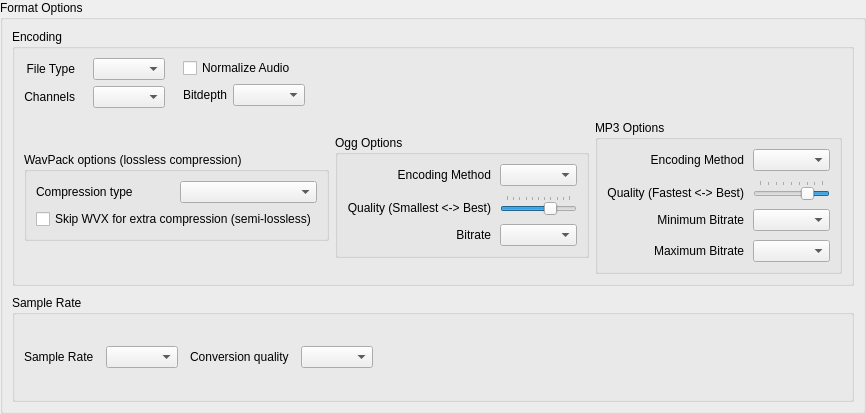
First picture: the form in src/traverso/widgets/ExportFormatOptionsWidget.ui, repository rsijrier/Traverso-DAW, before the edit.
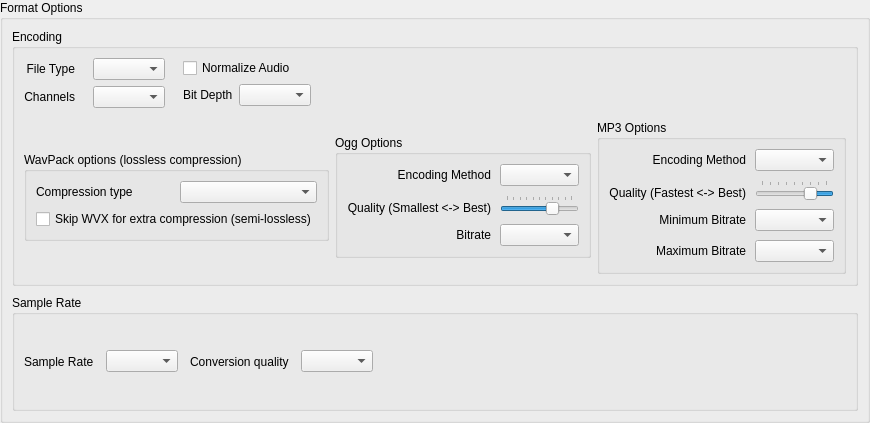
Second picture: the form after the edit.

What changed in the file:
```diff
--- a/src/traverso/widgets/ExportFormatOptionsWidget.ui
+++ b/src/traverso/widgets/ExportFormatOptionsWidget.ui
@@ -1,12 +1,12 @@
 <ui version="4.0" >
  <class>ExportFormatOptionsWidget</class>
- <widget class="QWidget" name="ExportFormatOptionsWidget" >
-  <property name="geometry" >
+ <widget class="QWidget" name="ExportFormatOptionsWidget">
+  <property name="geometry">
    <rect>
     <x>0</x>
     <y>0</y>
-    <width>866</width>
-    <height>414</height>
+    <width>870</width>
+    <height>423</height>
    </rect>
   </property>
   <property name="windowTitle" >
@@ -216,8 +216,8 @@
                    <verstretch>0</verstretch>
                   </sizepolicy>
                  </property>
-                 <property name="text" >
-                  <string>Bitdepth</string>
+                 <property name="text">
+                  <string>Bit Depth</string>
                  </property>
                  <property name="alignment" >
                   <set>Qt::AlignLeading|Qt::AlignLeft|Qt::AlignVCenter</set>
@@ -363,16 +363,13 @@
               <property name="bottomMargin" >
                <number>9</number>
               </property>
-              <property name="horizontalSpacing" >
+              <property name="spacing">
                <number>9</number>
               </property>
-              <property name="verticalSpacing" >
-               <number>9</number>
-              </property>
-              <item row="2" column="0" >
-               <widget class="QLabel" name="oggBitrateLabel" >
-                <property name="sizePolicy" >
-                 <sizepolicy vsizetype="Preferred" hsizetype="Preferred" >
+              <item row="2" column="0">
+               <widget class="QLabel" name="oggBitrateLabel">
+                <property name="sizePolicy">
+                 <sizepolicy hsizetype="Preferred" vsizetype="Preferred">
                   <horstretch>4</horstretch>
                   <verstretch>0</verstretch>
                  </sizepolicy>
@@ -504,16 +501,13 @@
               <property name="bottomMargin" >
                <number>9</number>
               </property>
-              <property name="horizontalSpacing" >
+              <property name="spacing">
                <number>9</number>
               </property>
-              <property name="verticalSpacing" >
-               <number>9</number>
-              </property>
-              <item row="0" column="0" >
-               <widget class="QLabel" name="label_15" >
-                <property name="sizePolicy" >
-                 <sizepolicy vsizetype="Preferred" hsizetype="Preferred" >
+              <item row="0" column="0">
+               <widget class="QLabel" name="label_15">
+                <property name="sizePolicy">
+                 <sizepolicy hsizetype="Preferred" vsizetype="Preferred">
                   <horstretch>4</horstretch>
                   <verstretch>0</verstretch>
                  </sizepolicy>
```
Left out of the diff: 493 changed lines with no effect on the pictures.
